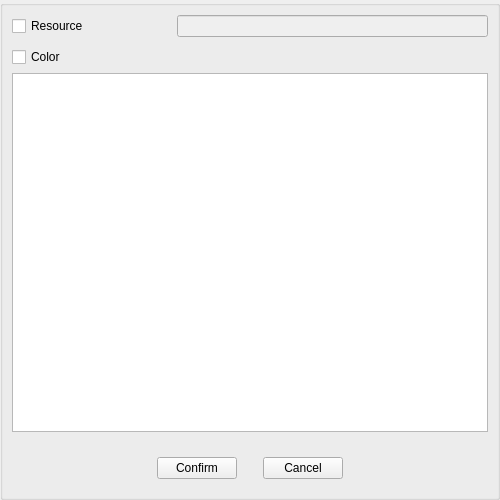
Before: the Qt Designer form src/Editor/Script/BackgroundSnippetOverlay.ui in RemotelyChaotic/JOIPEngine, drawn with Qt 5.
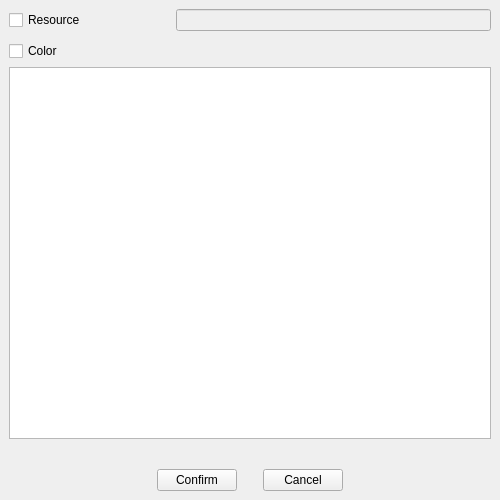
After: the same form once the commit is applied. Custom widgets are drawn as their Qt base class.

Commit message: Dynamically resizable popups for code generation

The edit to the form file:
```diff
--- a/src/Editor/Script/BackgroundSnippetOverlay.ui
+++ b/src/Editor/Script/BackgroundSnippetOverlay.ui
@@ -35,58 +35,22 @@
    <property name="spacing">
     <number>0</number>
    </property>
-   <item row="0" column="0">
-    <widget class="QGroupBox" name="groupBox">
-     <property name="title">
-      <string/>
-     </property>
+   <item row="1" column="0">
+    <widget class="QWidget" name="widget_2" native="true">
      <layout class="QGridLayout" name="gridLayout_5">
+      <property name="leftMargin">
+       <number>0</number>
+      </property>
+      <property name="topMargin">
+       <number>0</number>
+      </property>
+      <property name="rightMargin">
+       <number>0</number>
+      </property>
+      <property name="bottomMargin">
+       <number>0</number>
+      </property>
       <item row="1" column="1">
-       <widget class="QWidget" name="widget_5" native="true">
-        <layout class="QGridLayout" name="gridLayout_6">
-         <property name="leftMargin">
-          <number>0</number>
-         </property>
-         <property name="topMargin">
-          <number>0</number>
-         </property>
-         <property name="rightMargin">
-          <number>0</number>
-         </property>
-         <property name="bottomMargin">
-          <number>0</number>
-         </property>
-         <property name="spacing">
-          <number>10</number>
-         </property>
-         <item row="0" column="1" colspan="2">
-          <widget class="QLineEdit" name="pResourceLineEdit">
-           <property name="enabled">
-            <bool>false</bool>
-           </property>
-          </widget>
-         </item>
-         <item row="1" column="0">
-          <widget class="QCheckBox" name="pColorCheckBox">
-           <property name="text">
-            <string>Color</string>
-           </property>
-          </widget>
-         </item>
-         <item row="0" column="0">
-          <widget class="QCheckBox" name="pResourceCheckBox">
-           <property name="text">
-            <string>Resource</string>
-           </property>
-          </widget>
-         </item>
-         <item row="1" column="1" colspan="2">
-          <widget class="CColorPicker" name="pColorWidget" native="true"/>
-         </item>
-        </layout>
-       </widget>
-      </item>
-      <item row="2" column="1">
        <widget class="QWidget" name="widget_4" native="true">
         <property name="sizePolicy">
          <sizepolicy hsizetype="Preferred" vsizetype="Preferred">
@@ -110,32 +74,10 @@
          <property name="spacing">
           <number>10</number>
          </property>
-         <item row="0" column="0">
-          <widget class="QTreeView" name="pResourceSelectTree">
-           <property name="sizePolicy">
-            <sizepolicy hsizetype="Preferred" vsizetype="Expanding">
-             <horstretch>1</horstretch>
-             <verstretch>0</verstretch>
-            </sizepolicy>
-           </property>
-           <property name="alternatingRowColors">
-            <bool>true</bool>
-           </property>
-           <property name="sortingEnabled">
-            <bool>true</bool>
-           </property>
-           <property name="animated">
-            <bool>true</bool>
-           </property>
-          </widget>
-         </item>
-         <item row="1" column="0">
-          <widget class="CSearchWidget" name="pFilter" native="true"/>
-         </item>
         </layout>
        </widget>
       </item>
-      <item row="3" column="1">
+      <item row="2" column="1">
        <widget class="QWidget" name="widget" native="true">
         <layout class="QGridLayout" name="gridLayout">
          <item row="2" column="2">
@@ -200,15 +142,104 @@
      </layout>
     </widget>
    </item>
+   <item row="0" column="0">
+    <widget class="QScrollArea" name="pScrollArea">
+     <property name="frameShape">
+      <enum>QFrame::NoFrame</enum>
+     </property>
+     <property name="frameShadow">
+      <enum>QFrame::Plain</enum>
+     </property>
+     <property name="lineWidth">
+      <number>0</number>
+     </property>
+     <property name="widgetResizable">
+      <bool>true</bool>
+     </property>
+     <widget class="QWidget" name="scrollAreaWidgetContents">
+      <property name="geometry">
+       <rect>
+        <x>0</x>
+        <y>0</y>
+        <width>500</width>
+        <height>453</height>
+       </rect>
+      </property>
+      <layout class="QGridLayout" name="gridLayout_4">
+       <item row="1" column="0">
+        <widget class="QTreeView" name="pResourceSelectTree">
+         <property name="sizePolicy">
+          <sizepolicy hsizetype="Preferred" vsizetype="Expanding">
+           <horstretch>1</horstretch>
+           <verstretch>0</verstretch>
+          </sizepolicy>
+         </property>
+         <property name="alternatingRowColors">
+          <bool>true</bool>
+         </property>
+         <property name="sortingEnabled">
+          <bool>true</bool>
+         </property>
+         <property name="animated">
+          <bool>true</bool>
+         </property>
+        </widget>
+       </item>
+       <item row="0" column="0">
+        <widget class="QWidget" name="widget_5" native="true">
+         <layout class="QGridLayout" name="gridLayout_6">
+          <property name="leftMargin">
+           <number>0</number>
+          </property>
+          <property name="topMargin">
+           <number>0</number>
+          </property>
+          <property name="rightMargin">
+           <number>0</number>
+          </property>
+          <property name="bottomMargin">
+           <number>0</number>
+          </property>
+          <property name="spacing">
+           <number>10</number>
+          </property>
+          <item row="0" column="1" colspan="2">
+           <widget class="QLineEdit" name="pResourceLineEdit">
+            <property name="enabled">
+             <bool>false</bool>
+            </property>
+           </widget>
+          </item>
+          <item row="1" column="0">
+           <widget class="QCheckBox" name="pColorCheckBox">
+            <property name="text">
+             <string>Color</string>
+            </property>
+           </widget>
+          </item>
+          <item row="0" column="0">
+           <widget class="QCheckBox" name="pResourceCheckBox">
+            <property name="text">
+             <string>Resource</string>
+            </property>
+           </widget>
+          </item>
+          <item row="1" column="1" colspan="2">
+           <widget class="CColorPicker" name="pColorWidget" native="true"/>
+          </item>
+         </layout>
+        </widget>
+       </item>
+       <item row="2" column="0">
+        <widget class="CSearchWidget" name="pFilter" native="true"/>
+       </item>
+      </layout>
+     </widget>
+    </widget>
+   </item>
   </layout>
  </widget>
  <customwidgets>
-  <customwidget>
-   <class>CSearchWidget</class>
-   <extends>QWidget</extends>
-   <header>Widgets/SearchWidget.h</header>
-   <container>1</container>
-  </customwidget>
   <customwidget>
    <class>COverlayBase</class>
    <extends>QWidget</extends>
@@ -221,6 +252,12 @@
    <header>Widgets/ColorPicker.h</header>
    <container>1</container>
   </customwidget>
+  <customwidget>
+   <class>CSearchWidget</class>
+   <extends>QWidget</extends>
+   <header>Widgets/SearchWidget.h</header>
+   <container>1</container>
+  </customwidget>
  </customwidgets>
  <resources/>
  <connections/>
```
The commit also changes 23 other files.
